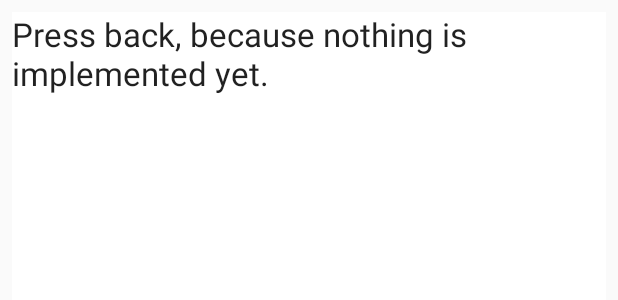
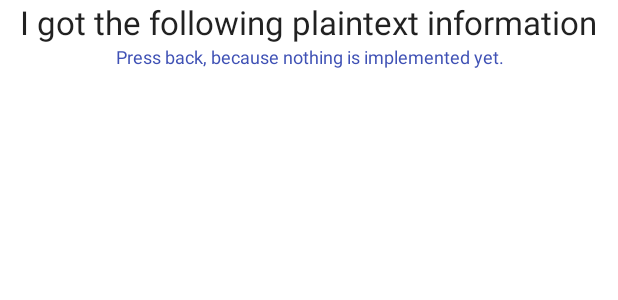
Before and after one commit to ssaavedra/THPPS, an Android app: the layout voice_interaction_session.xml on its own in the app's theme, with its tools: preview values and no code run, on a phone screen of 412 x 824 dp. Shown: the top 300 px of the screen. Run offline under Robolectric (Android 15) with nearby library versions, the phone set to English and light mode, and no system bars.

```diff
--- a/app/src/main/res/layout/voice_interaction_session.xml
+++ b/app/src/main/res/layout/voice_interaction_session.xml
@@ -16,15 +16,15 @@
   ~ You should have received a copy of the GNU General Public License
   ~ along with this program.  If not, see <http://www.gnu.org/licenses/>.
   -->
-<FrameLayout xmlns:android="http://schemas.android.com/apk/res/android"
-             android:layout_width="fill_parent"
+<LinearLayout xmlns:android="http://schemas.android.com/apk/res/android"
+              android:layout_width="match_parent"
               android:layout_height="match_parent"
-             android:fitsSystemWindows="true">
-    <FrameLayout android:layout_width="fill_parent"
-                 android:layout_height="match_parent"
-                 android:padding="8dp">
-        <LinearLayout android:id="@+id/content"
-                      android:layout_width="fill_parent"
+              android:fitsSystemWindows="true"
+              android:orientation="horizontal">
+
+    <LinearLayout
+            android:id="@+id/content"
+            android:layout_width="match_parent"
             android:layout_height="match_parent"
             android:orientation="vertical"
             android:background="#ffffffff"
@@ -35,8 +35,25 @@
                 android:layout_width="wrap_content"
                 android:layout_height="wrap_content"
                 android:textAppearance="?android:attr/textAppearanceLarge"
+                android:text="I got the following plaintext information"
+                android:id="@+id/textView"
+                android:layout_gravity="center_horizontal"/>
+
+        <ScrollView
+                android:layout_width="match_parent"
+                android:layout_height="wrap_content"
+                android:id="@+id/scrollView">
+
+            <TextView
+                    android:layout_width="match_parent"
+                    android:layout_height="wrap_content"
                     android:text="@string/assist_text_placeholder"
-                    android:id="@+id/text"/>
+                    android:textSize="12sp"
+                    android:gravity="center"
+                    android:id="@+id/text"
+                    android:elevation="8dp"
+                    android:textColor="@color/colorPrimary"/>
+        </ScrollView>
+
     </LinearLayout>
-    </FrameLayout>
-</FrameLayout>
+</LinearLayout>
```
Also changed, not shown: app/src/main/java/com/github/ssaavedra/thpps/JarvisSession.java (+17 -13 lines), app/src/main/java/com/github/ssaavedra/thpps/WindowNavigator.java (added, +98 -0 lines). Lines whose indentation alone changed are shown as unchanged.
